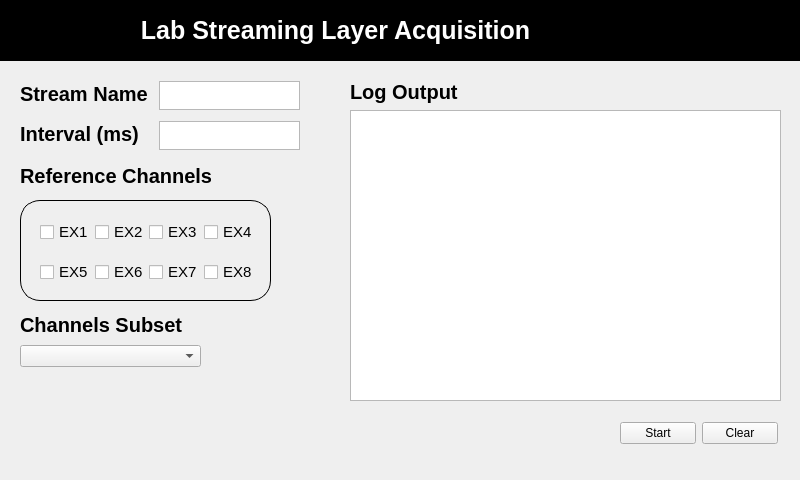
Above: BionSemi_Acquisition/BioSemi_Acquisition.ui from CogniX-UP/COGNIX-Framework before the change. Below: the same form after it.
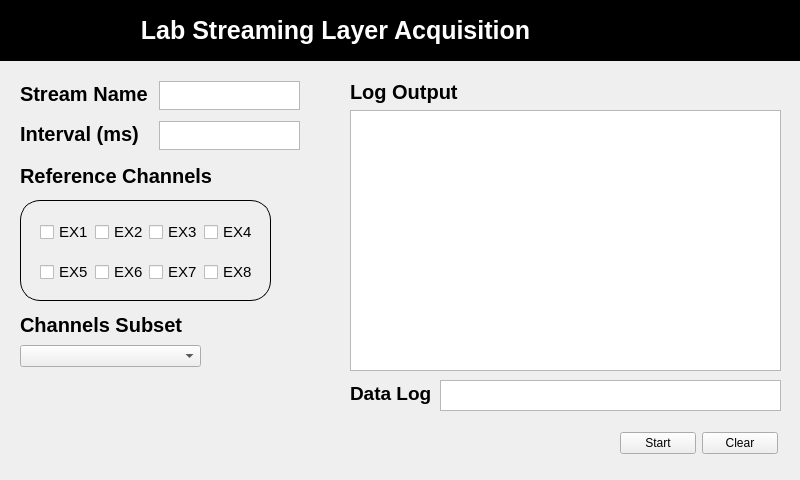
That is the form after the change. Icons and pictures are not drawn.

Diff of the .ui file:
```diff
--- a/BionSemi_Acquisition/BioSemi_Acquisition.ui
+++ b/BionSemi_Acquisition/BioSemi_Acquisition.ui
@@ -389,7 +389,7 @@
       <x>350</x>
       <y>80</y>
       <width>431</width>
-      <height>321</height>
+      <height>291</height>
      </rect>
     </property>
     <layout class="QVBoxLayout" name="verticalLayout_2">
@@ -429,7 +429,7 @@
     <property name="geometry">
      <rect>
       <x>620</x>
-      <y>420</y>
+      <y>430</y>
       <width>158</width>
       <height>26</height>
      </rect>
@@ -519,6 +519,48 @@
      <string>Interval (ms)</string>
     </property>
    </widget>
+   <widget class="QLabel" name="dataOutputLabel">
+    <property name="geometry">
+     <rect>
+      <x>350</x>
+      <y>380</y>
+      <width>101</width>
+      <height>27</height>
+     </rect>
+    </property>
+    <property name="styleSheet">
+     <string notr="true">QLabel {
+	font-size: 20px;
+	font-weight:bold;
+}</string>
+    </property>
+    <property name="text">
+     <string>&lt;html&gt;&lt;head/&gt;&lt;body&gt;&lt;p&gt;&lt;span style=&quot; font-size:14pt;&quot;&gt;Data Log&lt;/span&gt;&lt;/p&gt;&lt;/body&gt;&lt;/html&gt;</string>
+    </property>
+   </widget>
+   <widget class="QTextEdit" name="dataText">
+    <property name="geometry">
+     <rect>
+      <x>440</x>
+      <y>380</y>
+      <width>341</width>
+      <height>31</height>
+     </rect>
+    </property>
+    <property name="readOnly">
+     <bool>true</bool>
+    </property>
+    <property name="html">
+     <string>&lt;!DOCTYPE HTML PUBLIC &quot;-//W3C//DTD HTML 4.0//EN&quot; &quot;http://www.w3.org/TR/REC-html40/strict.dtd&quot;&gt;
+&lt;html&gt;&lt;head&gt;&lt;meta name=&quot;qrichtext&quot; content=&quot;1&quot; /&gt;&lt;meta charset=&quot;utf-8&quot; /&gt;&lt;style type=&quot;text/css&quot;&gt;
+p, li { white-space: pre-wrap; }
+hr { height: 1px; border-width: 0; }
+li.unchecked::marker { content: &quot;\2610&quot;; }
+li.checked::marker { content: &quot;\2612&quot;; }
+&lt;/style&gt;&lt;/head&gt;&lt;body style=&quot; font-family:'Segoe UI'; font-size:9pt; font-weight:400; font-style:normal;&quot;&gt;
+&lt;p style=&quot;-qt-paragraph-type:empty; margin-top:0px; margin-bottom:0px; margin-left:0px; margin-right:0px; -qt-block-indent:0; text-indent:0px;&quot;&gt;&lt;br /&gt;&lt;/p&gt;&lt;/body&gt;&lt;/html&gt;</string>
+    </property>
+   </widget>
   </widget>
  </widget>
  <resources>
```
